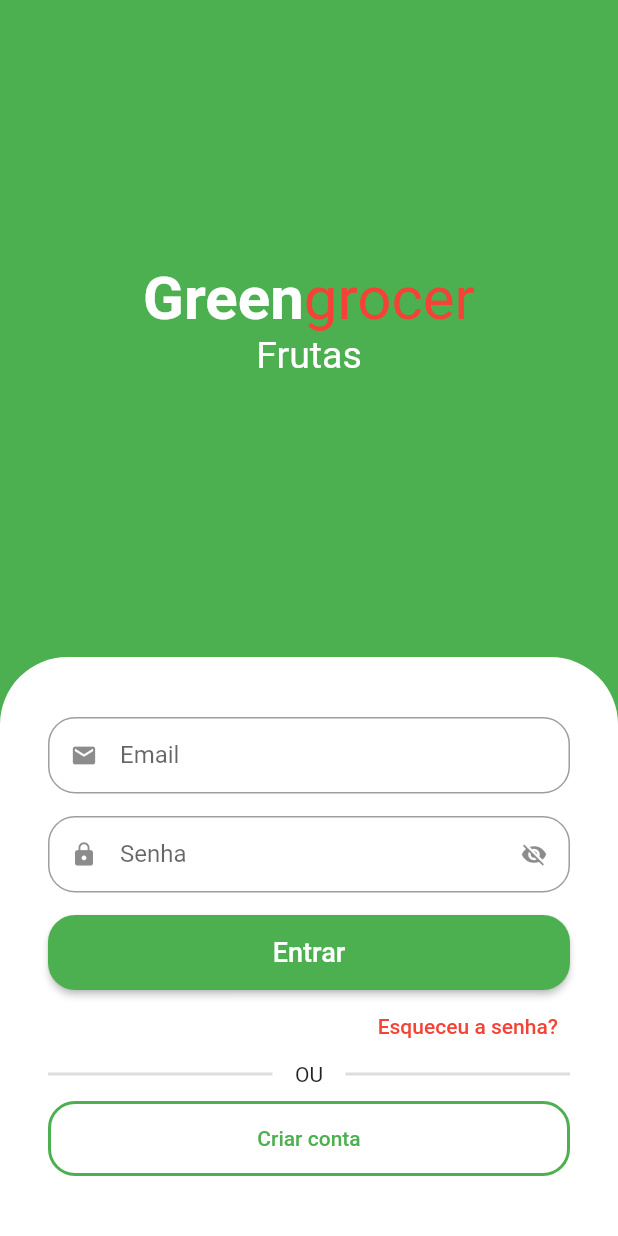
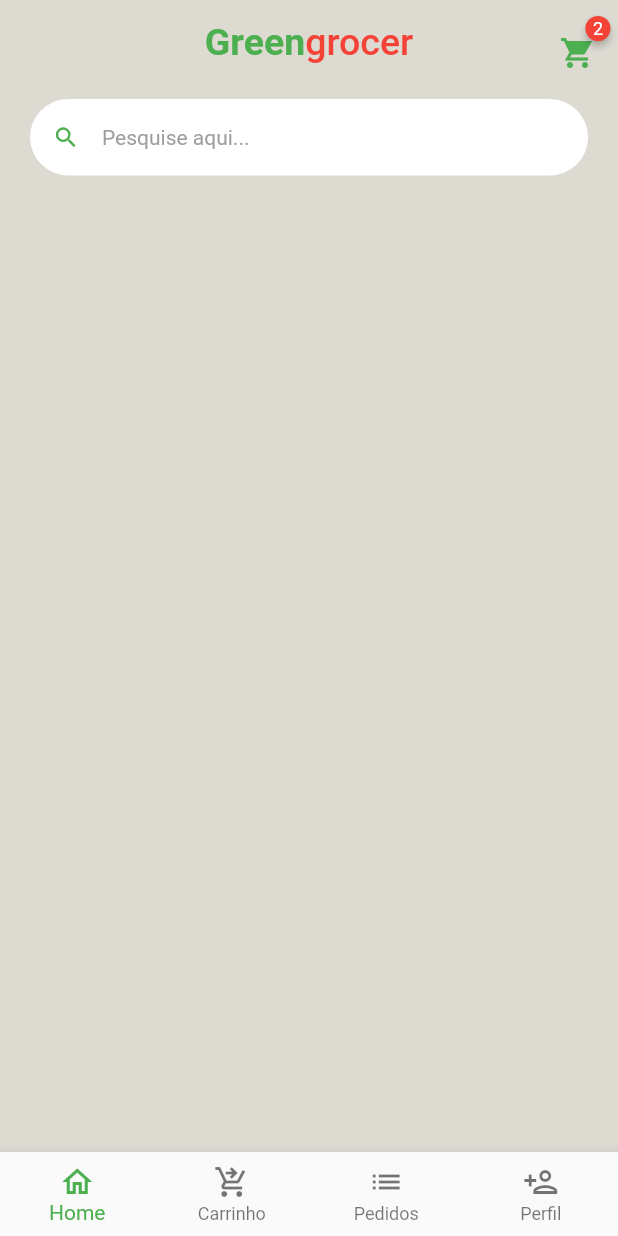
Before and after one commit to GustavoAtilio/greengrocer, a Flutter app: the screen it shows after launch, after a tap on "Entrar", on a phone screen of 412 x 824 dp. Run offline on Flutter 3.47's test engine with Material 2 defaults, Android fonts, the phone set to English and light mode, and no system bars; drawn by our look-alikes of animated_text_kit, badges.

Commit message:
create home page

```diff
--- a/lib/src/auth/sign_in_screen.dart
+++ b/lib/src/auth/sign_in_screen.dart
@@ -1,5 +1,7 @@
 import 'package:animated_text_kit/animated_text_kit.dart';
 import 'package:flutter/material.dart';
+import 'package:greengrocer/src/auth/sign_up_screen.dart';
+import 'package:greengrocer/src/base/base_screen.dart';
 
 import 'components/custom_text_field.dart';
 
@@ -96,7 +98,11 @@ class SignInScreen extends StatelessWidget {
                             borderRadius: BorderRadius.circular(18),
                           ),
                         ),
-                        onPressed: () {},
+                        onPressed: () {
+                          Navigator.of(context).pushReplacement(
+                              MaterialPageRoute(
+                                  builder: ((context) => const BaseScreen())));
+                        },
                         child: const Text(
                           "Entrar",
                           style: TextStyle(fontSize: 18),
@@ -152,7 +158,10 @@ class SignInScreen extends StatelessWidget {
                             side:
                                 const BorderSide(width: 2, color: Colors.green),
                           ),
-                          onPressed: () {},
+                          onPressed: () {
+                            Navigator.of(context).push(MaterialPageRoute(
+                                builder: ((context) => const SignUpScreen())));
+                          },
                           child: const Text("Criar conta")),
                     )
                   ],
--- /dev/null
+++ b/lib/src/base/base_screen.dart
@@ -0,0 +1,58 @@
+import 'package:flutter/material.dart';
+
+import '../home/home_screen.dart';
+
+class BaseScreen extends StatefulWidget {
+  const BaseScreen({Key? key}) : super(key: key);
+
+  @override
+  State<BaseScreen> createState() => _BaseScreenState();
+}
+
+class _BaseScreenState extends State<BaseScreen> {
+  int currentIndex = 0;
+  final PageController _pageController = PageController();
+  @override
+  Widget build(BuildContext context) {
+    return Scaffold(
+      body: PageView(
+        physics: const NeverScrollableScrollPhysics(),
+        controller: _pageController,
+        children: <Widget>[
+          const HomeScreen(),
+          Container(color: Colors.blue),
+          Container(color: Colors.amber),
+          Container(color: Colors.green),
+        ],
+      ),
+      bottomNavigationBar: BottomNavigationBar(
+        currentIndex: currentIndex,
+        onTap: (index) {
+          setState(() {
+            currentIndex = index;
+            _pageController.jumpToPage(index);
+          });
+        },
+        type: BottomNavigationBarType.fixed,
+        items: const [
+          BottomNavigationBarItem(
+            icon: Icon(Icons.home_outlined),
+            label: "Home",
+          ),
+          BottomNavigationBarItem(
+            icon: Icon(Icons.shopping_cart_checkout_outlined),
+            label: "Carrinho",
+          ),
+          BottomNavigationBarItem(
+            icon: Icon(Icons.list),
+            label: "Pedidos",
+          ),
+          BottomNavigationBarItem(
+            icon: Icon(Icons.person_add_outlined),
+            label: "Perfil",
+          ),
+        ],
+      ),
+    );
+  }
+}
--- /dev/null
+++ b/lib/src/home/home_screen.dart
@@ -0,0 +1,87 @@
+import 'package:badges/badges.dart';
+import 'package:flutter/material.dart';
+
+class HomeScreen extends StatelessWidget {
+  const HomeScreen({Key? key}) : super(key: key);
+
+  @override
+  Widget build(BuildContext context) {
+    return Scaffold(
+      backgroundColor: const Color.fromARGB(255, 221, 218, 210),
+      //TODO: App Bar
+      appBar: AppBar(
+        backgroundColor: Colors.transparent,
+        elevation: 0,
+        centerTitle: true,
+        title: const Text.rich(
+          TextSpan(
+            style: TextStyle(fontSize: 25),
+            children: [
+              TextSpan(
+                text: "Green",
+                style:
+                    TextStyle(color: Colors.green, fontWeight: FontWeight.bold),
+              ),
+              TextSpan(
+                text: "grocer",
+                style: TextStyle(color: Colors.red),
+              ),
+            ],
+          ),
+        ),
+        actions: [
+          Padding(
+            padding: const EdgeInsets.only(top: 15, right: 15),
+            child: GestureDetector(
+              onTap: () {},
+              child: Badge(
+                badgeContent: const Text(
+                  '2',
+                  style: TextStyle(
+                    fontSize: 12,
+                    color: Colors.white,
+                  ),
+                ),
+                child: const Icon(
+                  Icons.shopping_cart_sharp,
+                  color: Colors.green,
+                ),
+              ),
+            ),
+          )
+        ],
+      ),
+      //TODO: Campo de pesquisa
+      body: Column(
+        children: <Widget>[
+          Padding(
+            padding: const EdgeInsets.symmetric(horizontal: 20, vertical: 10),
+            child: TextFormField(
+              decoration: InputDecoration(
+                filled: true,
+                fillColor: Colors.white,
+                isDense: true,
+                hintText: "Pesquise aqui...",
+                hintStyle: const TextStyle(
+                  color: Colors.grey,
+                  fontSize: 14,
+                ),
+                prefixIcon: const Icon(
+                  Icons.search,
+                  color: Colors.green,
+                ),
+                border: OutlineInputBorder(
+                  borderRadius: BorderRadius.circular(60),
+                  borderSide: const BorderSide(
+                    width: 0,
+                    style: BorderStyle.none,
+                  ),
+                ),
+              ),
+            ),
+          ),
+        ],
+      ),
+    );
+  }
+}
--- a/pubspec.yaml
+++ b/pubspec.yaml
@@ -31,6 +31,7 @@ dependencies:
     sdk: flutter
 
   animated_text_kit: ^4.2.2
+  badges: ^2.0.3
 
   # The following adds the Cupertino Icons font to your application.
   # Use with the CupertinoIcons class for iOS style icons.
```
Also changed, not shown: lib/src/auth/sign_up_screen.dart (added, +112 -0 lines), pubspec.lock.
